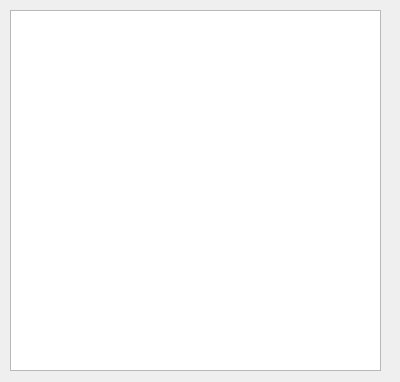
First picture: the form in select_object_type.ui, repository moldanova/electric_testing, before the edit.
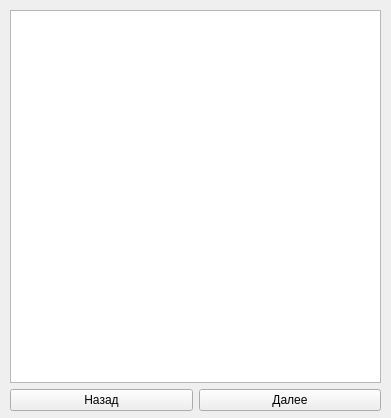
Second picture: the form after the edit.

Commit message: Form "add_item" & "select_object_type" worked. Add doen't work. Combobox fill +.

```diff
--- a/select_object_type.ui
+++ b/select_object_type.ui
@@ -6,22 +6,45 @@
    <rect>
     <x>0</x>
     <y>0</y>
-    <width>400</width>
-    <height>382</height>
+    <width>391</width>
+    <height>418</height>
    </rect>
   </property>
   <property name="windowTitle">
    <string>Form</string>
   </property>
-  <widget class="QListWidget" name="listWidget">
+  <widget class="QWidget" name="">
    <property name="geometry">
     <rect>
      <x>10</x>
      <y>10</y>
      <width>371</width>
-     <height>361</height>
+     <height>401</height>
     </rect>
    </property>
+   <layout class="QVBoxLayout" name="verticalLayout">
+    <item>
+     <widget class="QListWidget" name="type_list"/>
+    </item>
+    <item>
+     <layout class="QHBoxLayout" name="horizontalLayout">
+      <item>
+       <widget class="QPushButton" name="back_pb">
+        <property name="text">
+         <string>Назад</string>
+        </property>
+       </widget>
+      </item>
+      <item>
+       <widget class="QPushButton" name="next_pb">
+        <property name="text">
+         <string>Далее</string>
+        </property>
+       </widget>
+      </item>
+     </layout>
+    </item>
+   </layout>
   </widget>
  </widget>
  <resources/>
```
The commit also changes 28 other files.
